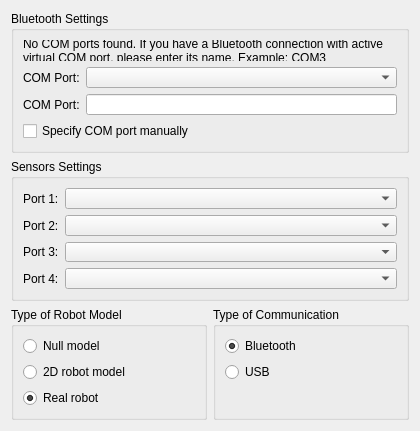
qreal/qreal, file plugins/robots/robotsInterpreter/robotSettingsPage.ui: the form before one commit.
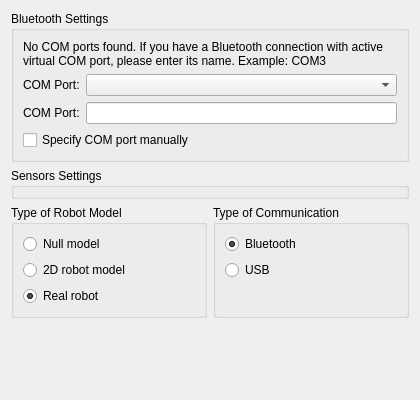
The form after the commit.

Patch:
```diff
--- a/plugins/robots/robotsInterpreter/robotSettingsPage.ui
+++ b/plugins/robots/robotsInterpreter/robotSettingsPage.ui
@@ -57,58 +57,6 @@
      </layout>
     </widget>
    </item>
-   <item row="1" column="0" colspan="2">
-    <widget class="QGroupBox" name="sensorsSettingsGroupBox">
-     <property name="title">
-      <string>Sensors Settings</string>
-     </property>
-     <layout class="QFormLayout" name="formLayout_5">
-      <property name="fieldGrowthPolicy">
-       <enum>QFormLayout::AllNonFixedFieldsGrow</enum>
-      </property>
-      <item row="0" column="0">
-       <widget class="QLabel" name="port1Label">
-        <property name="text">
-         <string>Port 1:</string>
-        </property>
-       </widget>
-      </item>
-      <item row="0" column="1">
-       <widget class="QComboBox" name="port1ComboBox"/>
-      </item>
-      <item row="1" column="0">
-       <widget class="QLabel" name="port2Label">
-        <property name="text">
-         <string>Port 2:</string>
-        </property>
-       </widget>
-      </item>
-      <item row="1" column="1">
-       <widget class="QComboBox" name="port2ComboBox"/>
-      </item>
-      <item row="2" column="0">
-       <widget class="QLabel" name="port3Label">
-        <property name="text">
-         <string>Port 3:</string>
-        </property>
-       </widget>
-      </item>
-      <item row="2" column="1">
-       <widget class="QComboBox" name="port3ComboBox"/>
-      </item>
-      <item row="3" column="0">
-       <widget class="QLabel" name="port4Label">
-        <property name="text">
-         <string>Port 4:</string>
-        </property>
-       </widget>
-      </item>
-      <item row="3" column="1">
-       <widget class="QComboBox" name="port4ComboBox"/>
-      </item>
-     </layout>
-    </widget>
-   </item>
    <item row="2" column="0">
     <widget class="QGroupBox" name="robotModelGroupBox">
      <property name="title">
@@ -187,6 +135,13 @@
      </property>
     </spacer>
    </item>
+   <item row="1" column="0" colspan="2">
+    <widget class="QGroupBox" name="sensorsSettingsGroupBox">
+     <property name="title">
+      <string>Sensors Settings</string>
+     </property>
+    </widget>
+   </item>
   </layout>
  </widget>
  <resources/>
```
